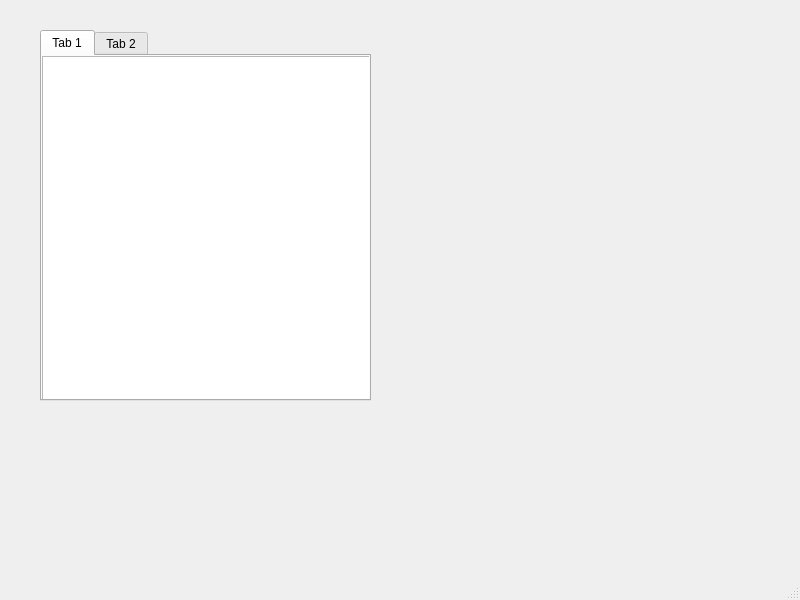
Above: krwindow.ui from fredollinger/krange before the change. Below: the same form after it.
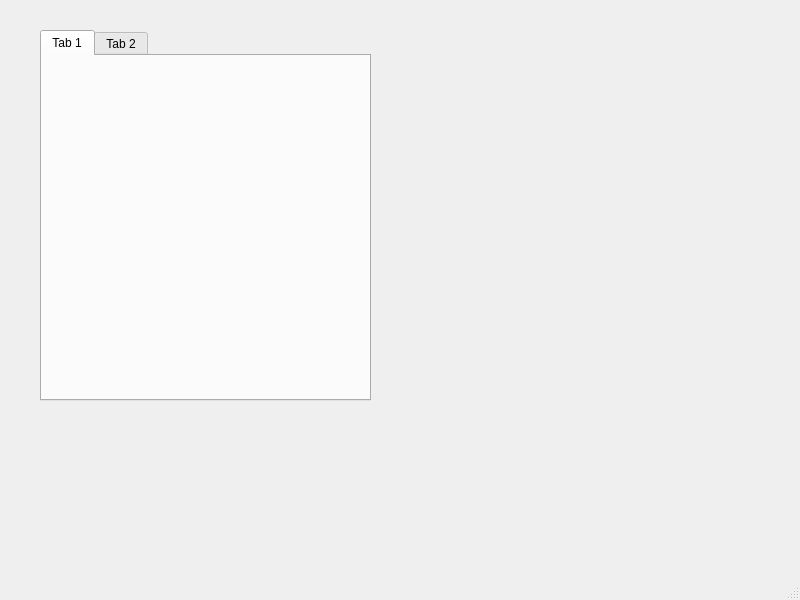
That is the form after the change.

What changed in the file:
```diff
--- a/krwindow.ui
+++ b/krwindow.ui
@@ -36,11 +36,7 @@
         <height>351</height>
        </rect>
       </property>
-      <layout class="QVBoxLayout" name="verticalLayout">
-       <item>
-        <widget class="QTextEdit" name="textEdit"/>
-       </item>
-      </layout>
+      <layout class="QVBoxLayout" name="verticalLayout"/>
      </widget>
     </widget>
     <widget class="QWidget" name="tab_2">
```
Left out of the diff: 2 changed lines with no effect on the pictures.
